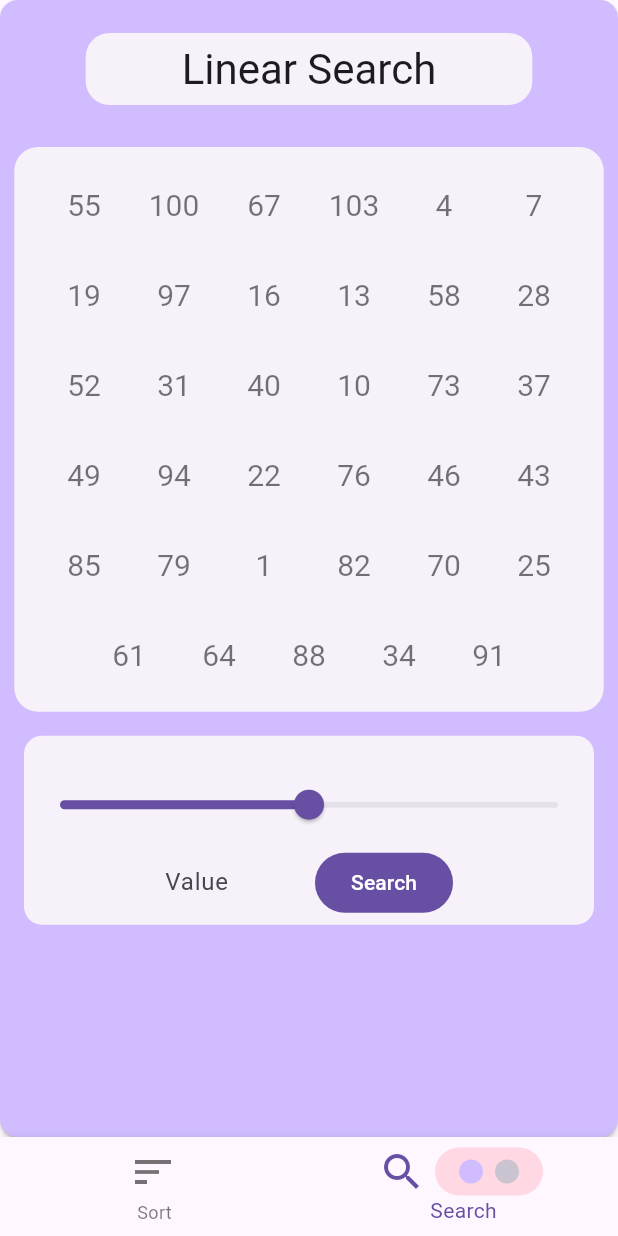
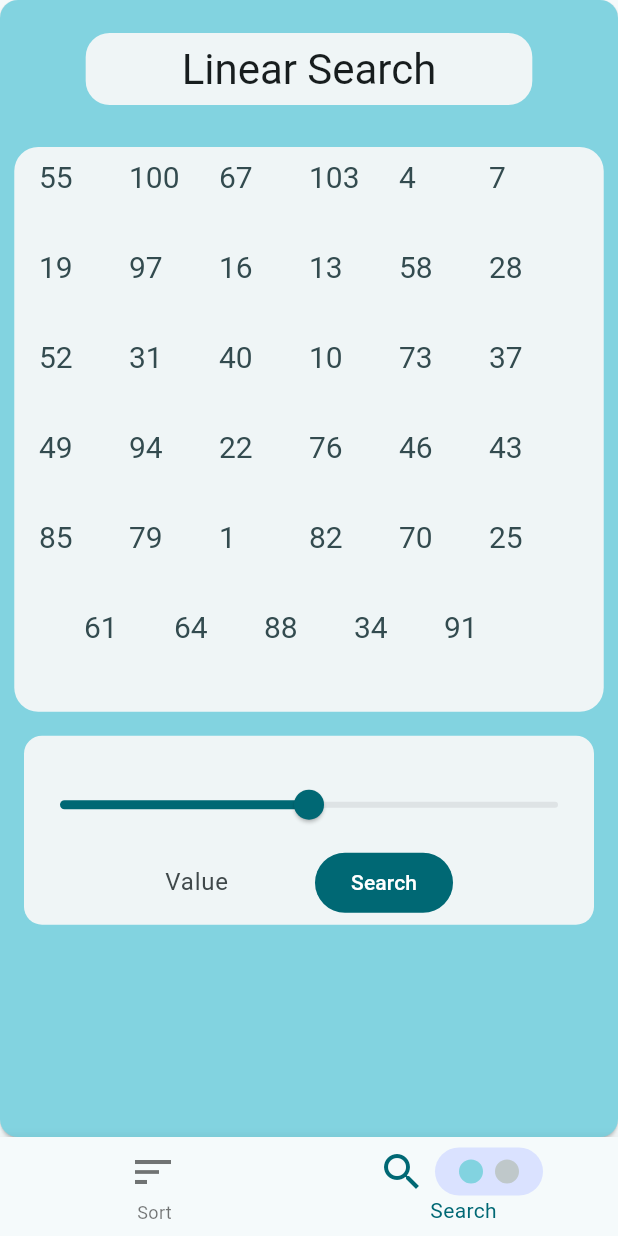
Before and after one commit to himanshu17113/algo_vis, a Flutter app: the screen it shows after launch, item 2 of the bottom bar chosen, after a tap on "Search", on a phone screen of 412 x 824 dp. Run offline on Flutter 3.47's test engine with Material 3 defaults, Android fonts, the phone set to English and light mode, and no system bars; drawn by our look-alikes of smooth_page_indicator; our stand-ins replace freezed_annotation, get_it.

Commit message:
Added Themeing

```diff
--- /dev/null
+++ b/lib/g_variable.dart
@@ -0,0 +1,22 @@
+import 'package:flutter/material.dart';
+
+
+
+enum ColorSeed {
+  white('M3 Baseline', Colors.white),
+  baseColor('M3 Baseline', Color(0xff6750a4)),
+  olor('M3 Baseline', Color(0xffB33B15)),
+  indigo('Indigo', Colors.indigo),
+  blue('Blue', Colors.blue),
+  teal('Teal', Colors.teal),
+  green('Green', Colors.green),
+  yellow('Yellow', Colors.yellow),
+  orange('Orange', Colors.orange),
+  grey('gey', Color(0xFF2D2E32)),
+  deepOrange('Deep Orange', Colors.deepOrange),
+  pink('Pink', Colors.pink);
+
+  const ColorSeed(this.label, this.color);
+  final String label;
+  final Color color;
+}
--- a/lib/main.dart
+++ b/lib/main.dart
@@ -5,8 +5,8 @@
 import 'package:algo_vis/providers/sort/insertion_sort_provider.dart';
 import 'package:algo_vis/providers/sort/quick_sort_provider.dart';
 import 'package:algo_vis/providers/sort/selection_sort_provider.dart';
-import 'package:algo_vis/route/route.dart';
-
+import 'g_variable.dart';
+import 'presentation/pages/home/home.dart';
 import 'providers/search/linear_search_provider.dart';
 
 void setupDependencies() {
@@ -23,16 +23,73 @@
 
 void main() {
   setupDependencies();
-  runApp(const MyApp());
+  runApp(const App());
 }
 
-class MyApp extends StatelessWidget {
-  const MyApp({super.key});
-  // Setup GetIt in your main.dart or in a setup file
+class App extends StatefulWidget {
+  const App({super.key});
 
-  // This widget is the root of your application.
+  @override
+  State<App> createState() => _AppState();
+}
+
+class _AppState extends State<App> {
+  ThemeMode themeMode = ThemeMode.light;
+  ColorSeed colorSelected = ColorSeed.white;
+  // Determines if the light theme should be used based on the current ThemeMode.
+  bool get useLightMode {
+    switch (themeMode) {
+      case ThemeMode.system:
+        // Accessing platformBrightness via a context-aware method.
+        return View.of(context).platformDispatcher.platformBrightness == Brightness.light;
+      case ThemeMode.light:
+        return true;
+      case ThemeMode.dark:
+        return false;
+    }
+  }
+
+  // Callback to handle theme brightness changes.
+  void handleBrightnessChange({bool useLightMode = true}) {
+    setState(() {
+      themeMode = useLightMode ? ThemeMode.light : ThemeMode.dark;
+    });
+  }
+
+  // Callback to handle color seed changes.
+  void handleColorSelect(int value) {
+    setState(() {
+      colorSelected = ColorSeed.values[value];
+    });
+  }
+
   @override
   Widget build(BuildContext context) {
-    return MaterialApp(debugShowCheckedModeBanner: false, title: 'Algorithm', initialRoute: Routes.home, routes: Routes.routes);
+    return MaterialApp(
+      debugShowCheckedModeBanner: false,
+
+      title: 'Algorithm',
+      restorationScopeId: 'app',
+      themeMode: themeMode,
+      // Using a consistent scroll behavior across the app.
+      scrollBehavior: const ScrollBehavior().copyWith(scrollbars: false),
+      color: colorSelected.color,
+      theme: ThemeData(colorSchemeSeed: colorSelected.color, useMaterial3: true, brightness: Brightness.light),
+      // Dark theme definition.
+      darkTheme: ThemeData(colorSchemeSeed: colorSelected.color, useMaterial3: true, brightness: Brightness.dark),
+      // Setting themeAnimationDuration to zero prevents the default MaterialApp
+      // animation from conflicting with our custom AnimateTheme transition.
+      themeAnimationDuration: Duration.zero,
+      // High contrast themes for accessibility.
+      highContrastDarkTheme: ThemeData.from(colorScheme: const ColorScheme.highContrastDark(), useMaterial3: true),
+      highContrastTheme: ThemeData.from(colorScheme: const ColorScheme.highContrastLight(), useMaterial3: true),
+
+      home: Home(
+        useLightMode: useLightMode,
+        colorSelected: colorSelected,
+        handleBrightnessChange: handleBrightnessChange,
+        handleColorSelect: handleColorSelect,
+      ),
+    );
   }
 }
--- a/lib/presentation/pages/home/home.dart
+++ b/lib/presentation/pages/home/home.dart
@@ -2,9 +2,16 @@ import 'package:algo_vis/presentation/pages/widgets/body.dart';
 import 'package:algo_vis/presentation/pages/widgets/indicator.dart';
 import 'package:flutter/material.dart';
 import '../../../const.dart';
+import '../../../g_variable.dart';
+import '../widgets/color_seed.dart';
 
 class Home extends StatefulWidget {
-  const Home({super.key});
+  final bool useLightMode;
+  final ColorSeed colorSelected;
+  final void Function({bool useLightMode}) handleBrightnessChange;
+  final void Function(int value) handleColorSelect;
+
+  const Home({super.key, required this.useLightMode, required this.colorSelected, required this.handleBrightnessChange, required this.handleColorSelect});
 
   @override
   State<Home> createState() => _HomeState();
@@ -19,6 +26,7 @@ class _HomeState extends State<Home> {
     this.subType = subType;
     controller.animateToPage(subType, duration: Duration(milliseconds: 300), curve: Curves.easeInOut);
   });
+
   Widget bottomWidgetIcon(IconData icon, int length, {bool isSelected = false}) => Row(
     mainAxisSize: MainAxisSize.min,
     mainAxisAlignment: MainAxisAlignment.start,
@@ -28,6 +36,7 @@ class _HomeState extends State<Home> {
       Indicator(controller: controller, count: length, isSelected: isSelected),
     ],
   );
+
   @override
   Widget build(BuildContext context) {
     return LayoutBuilder(
@@ -59,6 +68,9 @@ class _HomeState extends State<Home> {
                 child: Padding(
                   padding: const EdgeInsets.only(right: 16),
                   child: Column(
+                    mainAxisSize: MainAxisSize.max,
+                    children: [
+                      Column(
                         spacing: 4,
                         crossAxisAlignment: CrossAxisAlignment.start,
                         mainAxisAlignment: MainAxisAlignment.center,
@@ -72,6 +84,21 @@ class _HomeState extends State<Home> {
                             label: algo.values.elementAt(index),
                           ),
                         ),
+                      ),
+                      SizedBox(
+                        width: MediaQuery.of(context).size.width * 0.15,
+
+                        child: ColorSeedButton(handleColorSelect: widget.handleColorSelect, colorSelected: widget.colorSelected),
+                      ),
+
+                      Align(
+                        alignment: Alignment.bottomLeft,
+                        child: IconButton(
+                          onPressed: () => widget.handleBrightnessChange(useLightMode: !widget.useLightMode),
+                          icon: Icon(widget.useLightMode ? Icons.light_mode : Icons.dark_mode, size: 32),
+                        ),
+                      ),
+                    ],
                   ),
                 ),
               ),
--- a/lib/presentation/pages/search/widget/search.dart
+++ b/lib/presentation/pages/search/widget/search.dart
@@ -43,7 +43,7 @@ class Search<T extends SearchProvider> extends StatelessWidget {
         valueListenable: GetIt.I<T>().executionState,
         builder: (context, executionState, child) => FilledButton(
           onPressed: executionState != ExecutionState.initial ? _reset : _search,
-          child: Text(executionState != ExecutionState.initial ? "Reset" : 'Search', style: TextStyle(color: Colors.white)),
+          child: Text(executionState != ExecutionState.initial ? "Reset" : 'Search'),
         ),
       ),
     ],
--- a/lib/presentation/pages/search/widget/search_widget.dart
+++ b/lib/presentation/pages/search/widget/search_widget.dart
@@ -51,9 +51,9 @@ class CustomTextStyle extends StatelessWidget {
         decoration: (state == SearchState.discard) ? TextDecoration.lineThrough : TextDecoration.none,
         decorationStyle: TextDecorationStyle.solid,
         decorationThickness: 1.7,
-        color: number.color,
+        color: state == SearchState.open ? Theme.of(context).colorScheme.onSecondaryContainer : number.color,
       ),
-      child: Center(child: Text(numberValue)),
+      child: Text(numberValue),
     );
   }
 }
--- /dev/null
+++ b/lib/presentation/pages/widgets/color_seed.dart
@@ -0,0 +1,33 @@
+import 'package:flutter/material.dart';
+
+import '../../../g_variable.dart';
+
+class ColorSeedButton extends StatelessWidget {
+  const ColorSeedButton({super.key, required this.handleColorSelect, required this.colorSelected});
+
+  final void Function(int) handleColorSelect;
+  final ColorSeed colorSelected;
+
+  @override
+  Widget build(BuildContext context) => Wrap(
+    spacing: 10,
+    runSpacing: 8,
+    children: List.generate(
+      ColorSeed.values.length,
+      (i) => SizedBox.square(
+        dimension: MediaQuery.of(context).size.height * 0.05,
+        child: IconButton(
+          iconSize: MediaQuery.of(context).size.height * 0.0313,
+          visualDensity: VisualDensity.compact,
+          padding: EdgeInsets.zero,
+          icon: const Icon(Icons.radio_button_unchecked),
+          color: ColorSeed.values[i].color,
+          isSelected: colorSelected.color == ColorSeed.values[i].color,
+          selectedIcon: const Icon(Icons.circle),
+          onPressed: () => handleColorSelect(i),
+          tooltip: ColorSeed.values[i].label,
+        ),
+      ),
+    ),
+  );
+}
--- a/lib/route/route.dart
+++ b/lib/route/route.dart
@@ -1,9 +1,9 @@
-import 'package:flutter/widgets.dart';
+// import 'package:flutter/widgets.dart';
 
-import '../presentation/pages/home/home.dart';
+// import '../presentation/pages/home/home.dart';
 
-class Routes {
-  static const String home = "/";
-   static Map<String, WidgetBuilder> routes = <String, WidgetBuilder>{
-    home: (final BuildContext context) => const Home(),};
-}
+// class Routes {
+//   static const String home = "/";
+//    static Map<String, WidgetBuilder> routes = <String, WidgetBuilder>{
+//     home: (final BuildContext context) => const Home(),};
+// }
```
Also changed, not shown: 1 other file. Lines whose indentation alone changed are shown as unchanged.
